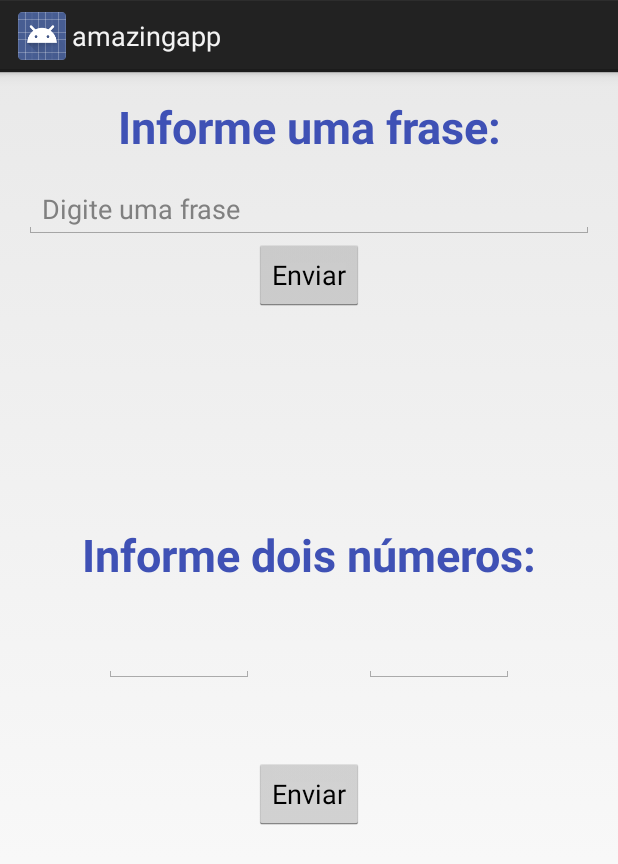
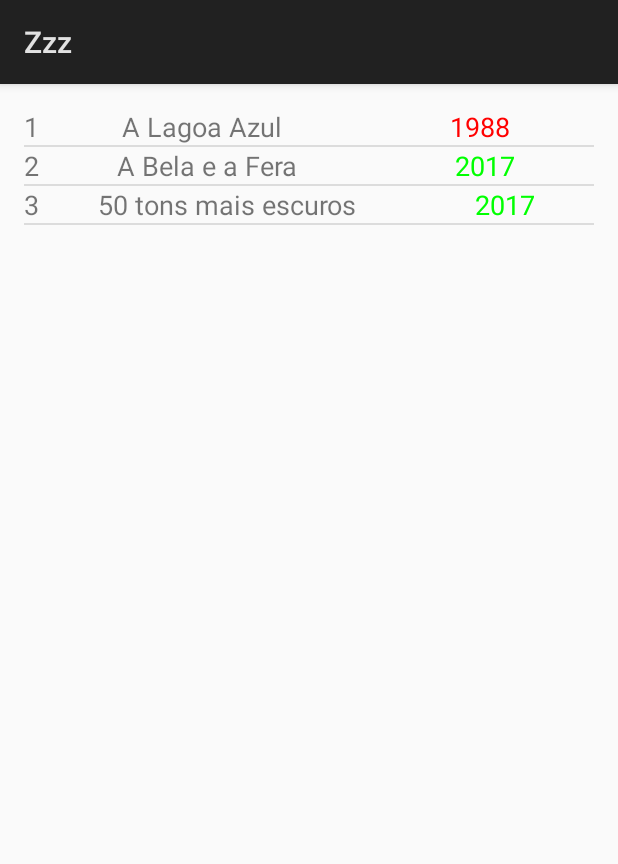
Before and after one commit to brunolin/amazing-app, an Android app: the screen it shows after launch (MainActivity), on a phone screen of 412 x 824 dp. Shown: the top 864 px of the screen. Run offline under Robolectric (Android 15) with nearby library versions, the phone set to English and light mode, and no system bars.

Commit message:
App Filmes

```diff
--- a/app/build.gradle
+++ b/app/build.gradle
@@ -4,8 +4,8 @@ android {
     compileSdkVersion 25
     buildToolsVersion "25.0.2"
     defaultConfig {
-        applicationId "com.example.labdesenvolvimento.amazingapp"
-        minSdkVersion 19
+        applicationId "com.example.labdesenvolvimento.zzz"
+        minSdkVersion 21
         targetSdkVersion 25
         versionCode 1
         versionName "1.0"
--- a/app/src/main/AndroidManifest.xml
+++ b/app/src/main/AndroidManifest.xml
@@ -1,6 +1,6 @@
 <?xml version="1.0" encoding="utf-8"?>
 <manifest xmlns:android="http://schemas.android.com/apk/res/android"
-    package="com.example.labdesenvolvimento.amazingapp">
+    package="com.example.labdesenvolvimento.zzz">
 
     <application
         android:allowBackup="true"
--- /dev/null
+++ b/app/src/main/java/com/example/labdesenvolvimento/zzz/Filme.java
@@ -0,0 +1,45 @@
+package com.example.labdesenvolvimento.zzz;
+
+/**
+ * Created by Lab. Desenvolvimento on 29/03/2017.
+ */
+
+public class Filme {
+
+    private int ID;
+    private int ano;
+    private String titulo;
+
+    public Filme(int ID, String titulo, int ano) {
+        this.ID = ID;
+        this.ano = ano;
+        this.titulo = titulo;
+    }
+
+    public Filme() {
+    }
+
+    public int getID() {
+        return ID;
+    }
+
+    public void setID(int ID) {
+        this.ID = ID;
+    }
+
+    public int getAno() {
+        return ano;
+    }
+
+    public void setAno(int ano) {
+        this.ano = ano;
+    }
+
+    public String getTitulo() {
+        return titulo;
+    }
+
+    public void setTitulo(String titulo) {
+        this.titulo = titulo;
+    }
+}
--- /dev/null
+++ b/app/src/main/java/com/example/labdesenvolvimento/zzz/FilmeAdapter.java
@@ -0,0 +1,66 @@
+package com.example.labdesenvolvimento.zzz;
+
+import android.content.Context;
+import android.graphics.Color;
+import android.view.LayoutInflater;
+import android.view.View;
+import android.view.ViewGroup;
+import android.widget.ArrayAdapter;
+import android.widget.TextView;
+
+import java.util.List;
+
+/**
+ * Created by Lab. Desenvolvimento on 29/03/2017.
+ */
+
+public class FilmeAdapter extends ArrayAdapter<Filme> {
+
+    private List<Filme> filmes;
+    private int layout;
+
+    public FilmeAdapter(Context context, int resource, List<Filme> filmes) {
+        super(context, resource, filmes);
+        this.filmes = filmes;
+        layout = resource;
+
+    }
+
+    @Override
+    public View getView(int position, View contentView, ViewGroup parent) {
+        View localView = contentView;
+
+        if(localView == null) {
+            LayoutInflater inflater = (LayoutInflater) getContext().getSystemService(Context.LAYOUT_INFLATER_SERVICE);
+            localView = inflater.inflate(layout, null);
+        }
+
+        Filme filme  = filmes.get(position);
+
+        if(filme != null) {
+            TextView textID = (TextView) localView.findViewById(R.id.textID);
+            TextView textTitulo = (TextView) localView.findViewById(R.id.textTitulo);
+            TextView textAno= (TextView) localView.findViewById(R.id.textAno);
+
+            if(textID != null) {
+                textID.setText(String.valueOf(filme.getID()));
+            }
+            if(textTitulo != null) {
+                textTitulo.setText(filme.getTitulo());
+            }
+            if(textAno != null ) {
+                int ano = filme.getAno();
+
+                if(ano < 2000) {
+                    textAno.setTextColor(Color.RED);
+                } else {
+                    textAno.setTextColor(Color.GREEN);
+                }
+
+                textAno.setText(String.valueOf(filme.getAno()));
+            }
+        }
+
+        return localView;
+    }
+}
--- /dev/null
+++ b/app/src/main/java/com/example/labdesenvolvimento/zzz/MainActivity.java
@@ -0,0 +1,31 @@
+package com.example.labdesenvolvimento.zzz;
+
+import android.app.Activity;
+import android.os.Bundle;
+import android.widget.ArrayAdapter;
+import android.widget.ListView;
+
+import java.util.ArrayList;
+import java.util.List;
+
+public class MainActivity extends Activity {
+
+    private ListView listFilme;
+
+    @Override
+    protected void onCreate(Bundle savedInstanceState) {
+        super.onCreate(savedInstanceState);
+        setContentView(R.layout.activity_main);
+
+        List<Filme> filmes = new ArrayList<>();
+        filmes.add(new Filme(1, "A Lagoa Azul", 1988));
+        filmes.add(new Filme(2, "A Bela e a Fera", 2017));
+        filmes.add(new Filme(3, "50 tons mais escuros", 2017));
+
+        listFilme = (ListView) findViewById(R.id.listFilmes);
+
+        ArrayAdapter<Filme> filmeAdapter = new FilmeAdapter(this, R.layout.filme_item, filmes);
+
+        listFilme.setAdapter(filmeAdapter);
+    }
+}
--- a/app/src/main/res/layout/activity_main.xml
+++ b/app/src/main/res/layout/activity_main.xml
@@ -8,90 +8,12 @@
     android:paddingLeft="@dimen/activity_horizontal_margin"
     android:paddingRight="@dimen/activity_horizontal_margin"
     android:paddingTop="@dimen/activity_vertical_margin"
-    tools:context="com.example.labdesenvolvimento.amazingapp.MainActivity">
+    tools:context="com.example.labdesenvolvimento.zzz.MainActivity">
 
-    <Button
-        android:onClick="exibir"
-        android:text="Enviar"
-        android:layout_width="wrap_content"
-        android:layout_height="wrap_content"
-        android:layout_below="@+id/editFrase"
+    <ListView
+        android:layout_width="match_parent"
+        android:layout_height="match_parent"
+        android:layout_centerVertical="true"
         android:layout_centerHorizontal="true"
-        android:id="@+id/button" />
-
-    <EditText
-        android:layout_width="match_parent"
-        android:layout_height="wrap_content"
-        android:inputType="textPersonName"
-        android:hint="Digite uma frase"
-        android:ems="10"
-        android:layout_marginTop="15dp"
-        android:id="@+id/editFrase"
-        android:layout_below="@+id/textFrase"
-        android:layout_alignParentStart="true" />
-
-    <TextView
-        android:layout_width="match_parent"
-        android:layout_height="wrap_content"
-        android:text="Informe uma frase:"
-        android:id="@+id/textFrase"
-        android:textSize="30sp"
-        android:textColor="@color/colorPrimary"
-        android:textStyle="normal|bold"
-        android:textAlignment="center"
-        android:layout_alignParentTop="true"
-        android:layout_alignParentEnd="true" />
-
-    <TextView
-        android:layout_width="match_parent"
-        android:layout_height="wrap_content"
-        android:id="@+id/textResult"
-        android:textSize="30sp"
-        android:textColor="@color/colorPrimary"
-        android:textStyle="normal|bold"
-        android:textAlignment="center"
-        android:layout_below="@+id/number1"
-        android:layout_alignParentStart="true"
-        android:layout_marginTop="9dp" />
-
-    <TextView
-        android:layout_width="match_parent"
-        android:layout_height="wrap_content"
-        android:text="Informe dois números:"
-        android:id="@+id/textSoma"
-        android:textSize="30sp"
-        android:textColor="@color/colorPrimary"
-        android:textStyle="normal|bold"
-        android:textAlignment="center"
-        android:layout_marginBottom="26dp"
-        android:layout_above="@+id/number2"
-        android:layout_alignParentStart="true" />
-
-    <Button
-        android:onClick="maiorMenor"
-        android:text="Enviar"
-        android:layout_width="wrap_content"
-        android:layout_height="wrap_content"
-        android:id="@+id/button2"
-        android:layout_below="@+id/textResult"
-        android:layout_toEndOf="@+id/number1" />
-
-    <EditText
-        android:layout_height="wrap_content"
-        android:inputType="number"
-        android:ems="10"
-        android:id="@+id/number1"
-        android:layout_width="150px"
-        android:layout_alignBaseline="@+id/number2"
-        android:layout_alignBottom="@+id/number2"
-        android:layout_toStartOf="@+id/button" />
-
-    <EditText
-        android:layout_height="wrap_content"
-        android:inputType="number"
-        android:ems="10"
-        android:id="@+id/number2"
-        android:layout_centerVertical="true"
-        android:layout_toEndOf="@+id/button2"
-        android:layout_width="150px" />
+        android:id="@+id/listFilmes" />
 </RelativeLayout>
--- /dev/null
+++ b/app/src/main/res/layout/filme_item.xml
@@ -0,0 +1,28 @@
+<?xml version="1.0" encoding="utf-8"?>
+<LinearLayout xmlns:android="http://schemas.android.com/apk/res/android"
+    android:orientation="horizontal" android:layout_width="match_parent"
+    android:layout_height="match_parent">
+
+    <TextView
+        android:layout_weight="0.5"
+        android:id="@+id/textID"
+        android:text="ID"
+        android:textSize="18sp"
+        android:layout_width="wrap_content"
+        android:layout_height="wrap_content" />
+    <TextView
+        android:layout_weight="1"
+        android:id="@+id/textTitulo"
+        android:text="Titulo"
+        android:textSize="18sp"
+        android:layout_width="wrap_content"
+        android:layout_height="wrap_content" />
+    <TextView
+        android:layout_weight="0.5"
+        android:id="@+id/textAno"
+        android:text="Ano"
+        android:textSize="18sp"
+        android:layout_width="wrap_content"
+        android:layout_height="wrap_content" />
+
+</LinearLayout>
--- a/app/src/main/res/values/colors.xml
+++ b/app/src/main/res/values/colors.xml
@@ -1,8 +1,6 @@
 <?xml version="1.0" encoding="utf-8"?>
 <resources>
-    <color name="colorPrimary">#3f51b5</color>
+    <color name="colorPrimary">#3F51B5</color>
     <color name="colorPrimaryDark">#303F9F</color>
     <color name="colorAccent">#FF4081</color>
-    <color name="verde">#53b939</color>
-    <color name="vermelho">#FF0000</color>
 </resources>
--- a/app/src/main/res/values/strings.xml
+++ b/app/src/main/res/values/strings.xml
@@ -1,3 +1,3 @@
 <resources>
-    <string name="app_name">amazingapp</string>
+    <string name="app_name">Zzz</string>
 </resources>
--- a/app/src/main/res/values/styles.xml
+++ b/app/src/main/res/values/styles.xml
@@ -1,7 +1,7 @@
 <resources>
 
     <!-- Base application theme. -->
-    <style name="AppTheme" parent="android:Theme.Holo.Light.DarkActionBar">
+    <style name="AppTheme" parent="android:Theme.Material.Light.DarkActionBar">
         <!-- Customize your theme here. -->
     </style>
 
```
Also changed, not shown: 2 other files.
